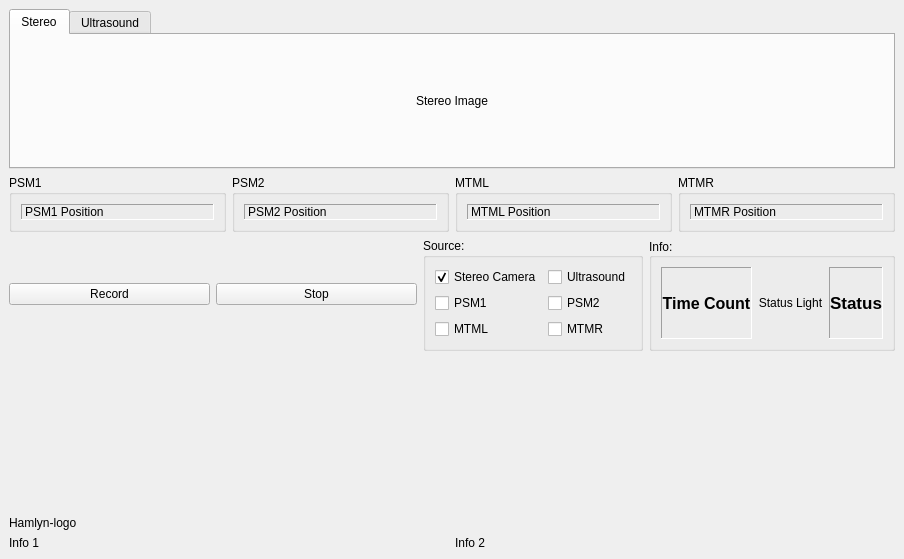
First picture: the form in src/GraphicalUserInterface.ui, repository lz89/dvrk_record, before the edit.
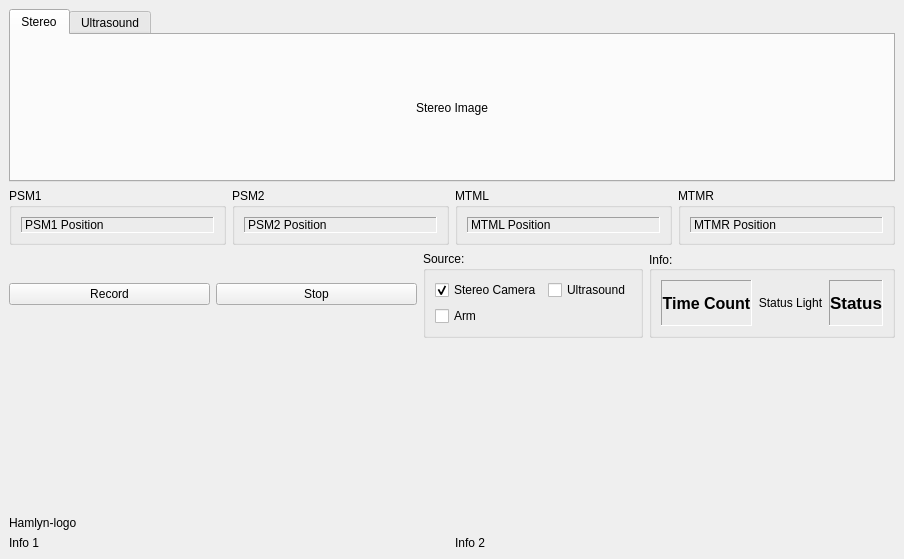
Second picture: the form after the edit. Custom widgets are drawn as their Qt base class.

Diff of the .ui file:
```diff
--- a/src/GraphicalUserInterface.ui
+++ b/src/GraphicalUserInterface.ui
@@ -28,7 +28,13 @@
         <item>
          <layout class="QVBoxLayout" name="verticalLayout_4">
           <item>
-           <widget class="QLabel" name="stereo_label">
+           <widget class="AspectRatioPixmapLabel" name="stereo_label">
+            <property name="sizePolicy">
+             <sizepolicy hsizetype="Minimum" vsizetype="Minimum">
+              <horstretch>0</horstretch>
+              <verstretch>0</verstretch>
+             </sizepolicy>
+            </property>
             <property name="text">
              <string>Stereo Image</string>
             </property>
@@ -183,14 +189,7 @@
          <item row="2" column="0">
           <widget class="QCheckBox" name="psm1_checkBox">
            <property name="text">
-            <string>PSM1</string>
-           </property>
-          </widget>
-         </item>
-         <item row="3" column="0">
-          <widget class="QCheckBox" name="mtml_checkBox">
-           <property name="text">
-            <string>MTML</string>
+            <string>Arm</string>
            </property>
           </widget>
          </item>
@@ -214,20 +213,6 @@
            </property>
           </widget>
          </item>
-         <item row="2" column="1">
-          <widget class="QCheckBox" name="psm2_checkBox">
-           <property name="text">
-            <string>PSM2</string>
-           </property>
-          </widget>
-         </item>
-         <item row="3" column="1">
-          <widget class="QCheckBox" name="mtmr_checkBox">
-           <property name="text">
-            <string>MTMR</string>
-           </property>
-          </widget>
-         </item>
         </layout>
        </widget>
       </item>
@@ -392,6 +377,13 @@
    </property>
   </action>
  </widget>
+ <customwidgets>
+  <customwidget>
+   <class>AspectRatioPixmapLabel</class>
+   <extends>QLabel</extends>
+   <header location="global">aspectratiopixmaplabel.h</header>
+  </customwidget>
+ </customwidgets>
  <resources/>
  <connections/>
 </ui>
```
Left out of the diff: 2 changed lines with no effect on the pictures.
